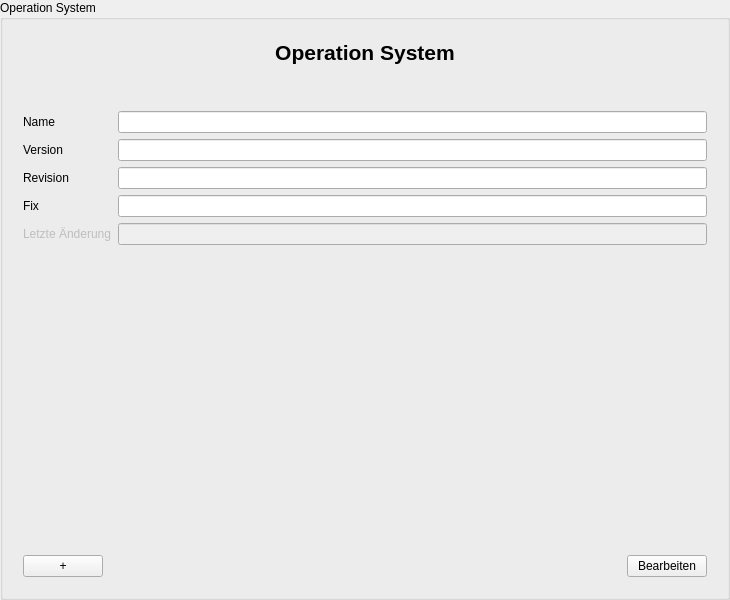
This is src/libs/widgets/src/views/osinputarea.ui in jmuelbert/jmbde-QT as Qt 5 draws it before an edit. The edited form follows.
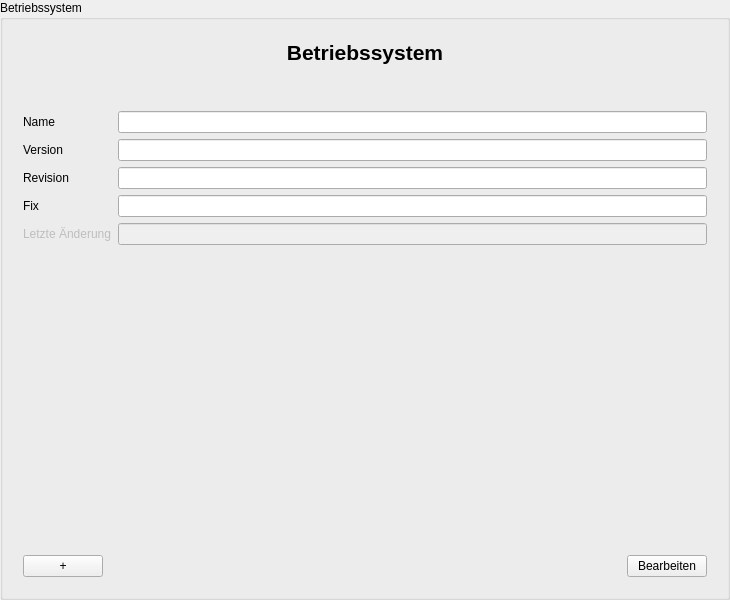
This is the edited form.

What changed in the file:
```diff
--- a/src/libs/widgets/src/views/osinputarea.ui
+++ b/src/libs/widgets/src/views/osinputarea.ui
@@ -17,7 +17,7 @@
    <string>OSInputDialog</string>
   </property>
   <property name="title">
-   <string>Operation System</string>
+   <string>Betriebssystem</string>
   </property>
   <layout class="QVBoxLayout" name="verticalLayout_3">
    <item>
@@ -35,7 +35,7 @@
            </font>
           </property>
           <property name="text">
-           <string>Operation System</string>
+           <string>Betriebssystem</string>
           </property>
           <property name="alignment">
            <set>Qt::AlignCenter</set>
```
Left out of the diff: 2 changed lines with no effect on the pictures.
